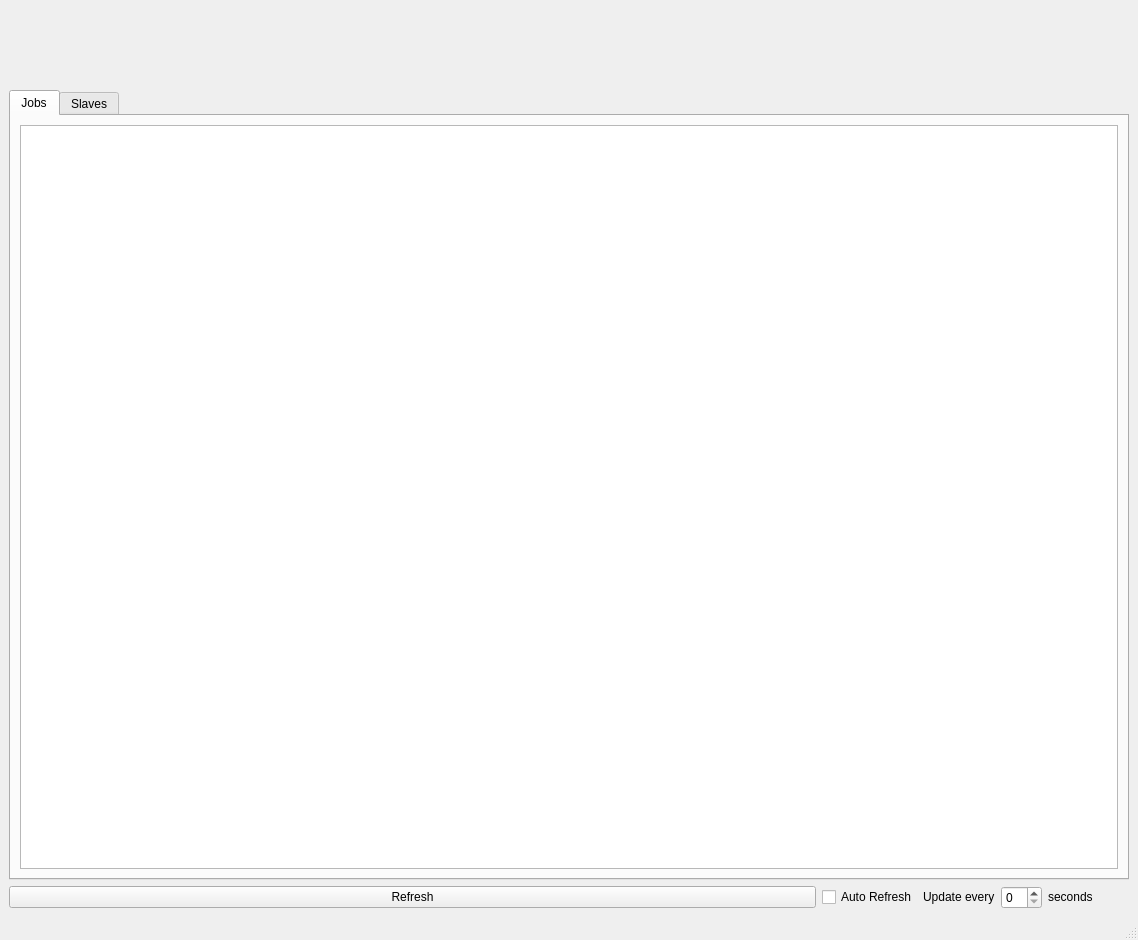
Above: src/lib/ui/drQt.ui from hdd/drQt before the change. Below: the same form after it.
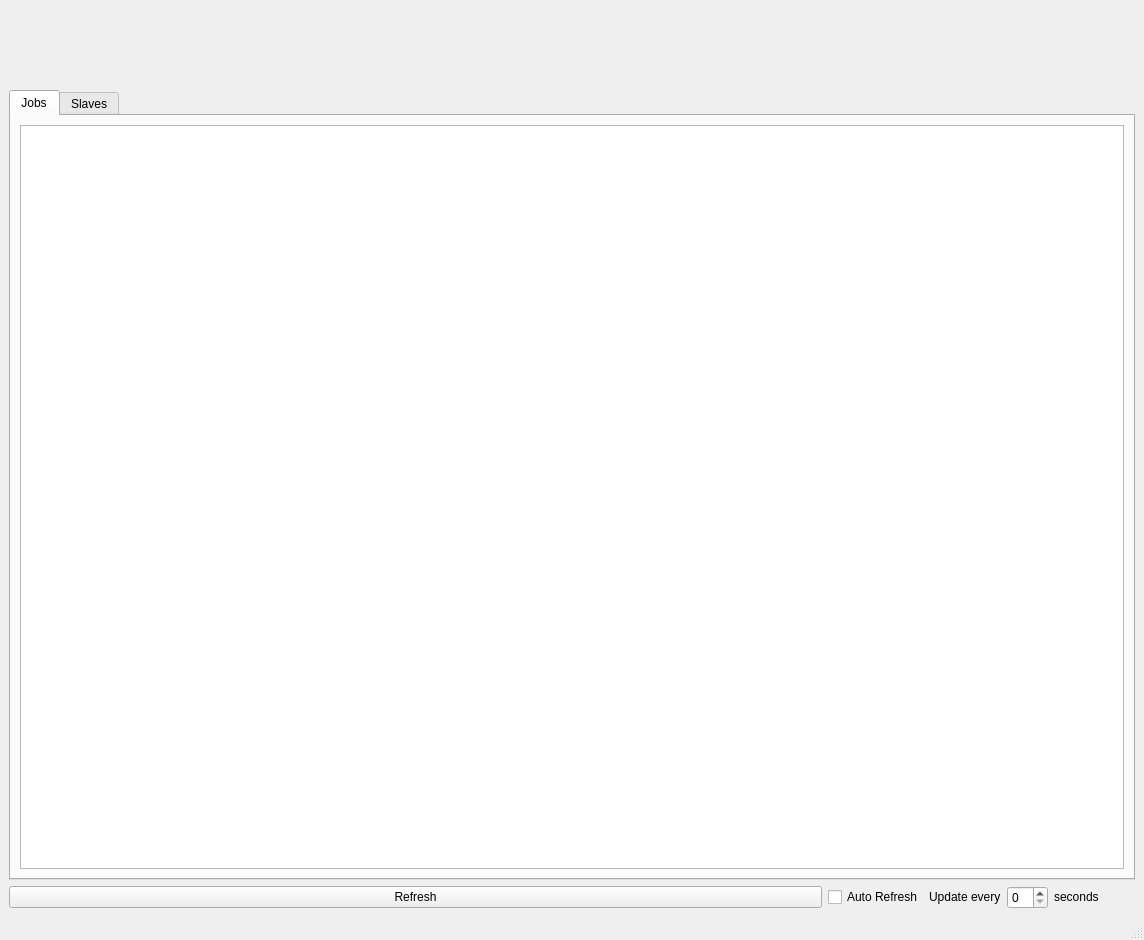
That is the form after the change.

What changed in the file:
```diff
--- a/src/lib/ui/drQt.ui
+++ b/src/lib/ui/drQt.ui
@@ -6,7 +6,7 @@
    <rect>
     <x>0</x>
     <y>0</y>
-    <width>1138</width>
+    <width>1144</width>
     <height>940</height>
    </rect>
   </property>
```
Left out of the diff: 2 changed lines with no effect on the pictures.
